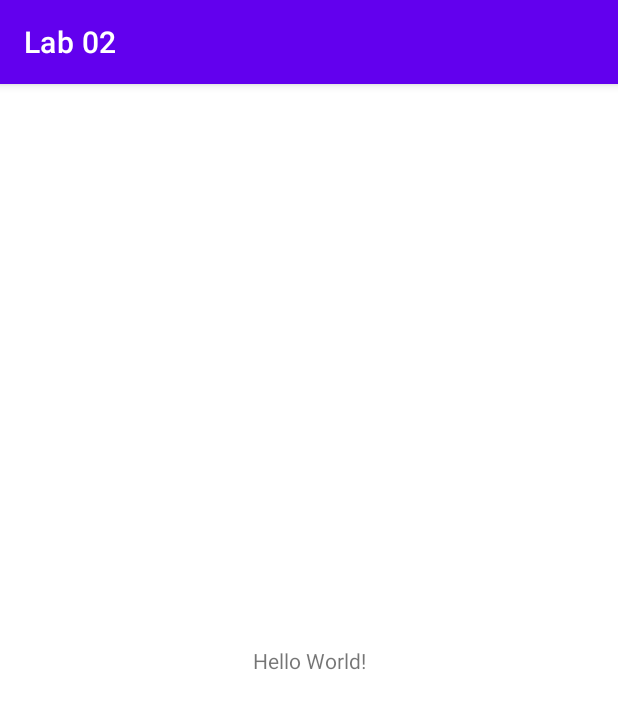
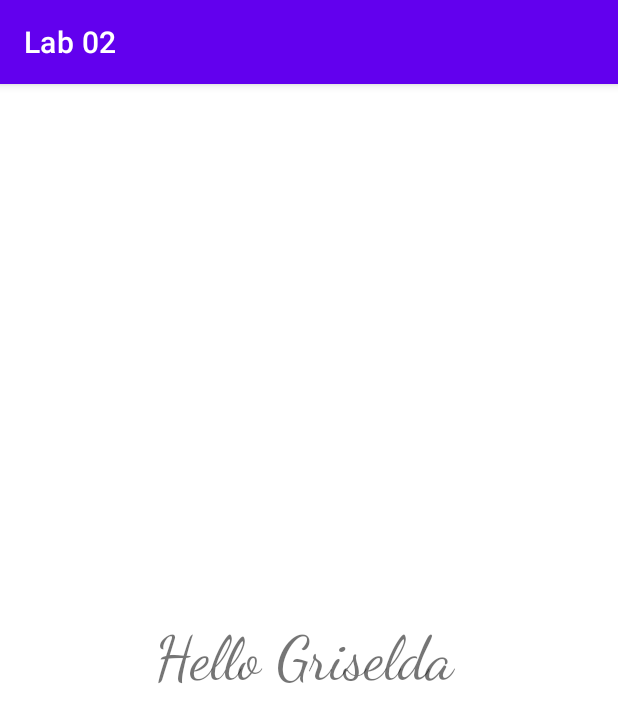
Before and after one commit to memia25/Lab2, an Android app: the screen it shows after launch (MainActivity), on a phone screen of 412 x 824 dp. Shown: the top 722 px of the screen. Run offline under Robolectric (Android 15) with nearby library versions, the phone set to English and light mode, and no system bars.

Commit message:
Hello Griselda

```diff
--- a/app/src/main/res/layout/activity_main.xml
+++ b/app/src/main/res/layout/activity_main.xml
@@ -7,11 +7,14 @@
     tools:context=".MainActivity">
 
     <TextView
-        android:layout_width="wrap_content"
-        android:layout_height="wrap_content"
-        android:text="Hello World!"
+        android:layout_width="204dp"
+        android:layout_height="51dp"
+        android:fontFamily="cursive"
+        android:text="Hello Griselda"
+        android:textSize="40sp"
         app:layout_constraintBottom_toBottomOf="parent"
         app:layout_constraintEnd_toEndOf="parent"
+        app:layout_constraintHorizontal_bias="0.497"
         app:layout_constraintStart_toStartOf="parent"
         app:layout_constraintTop_toTopOf="parent" />
 
```
